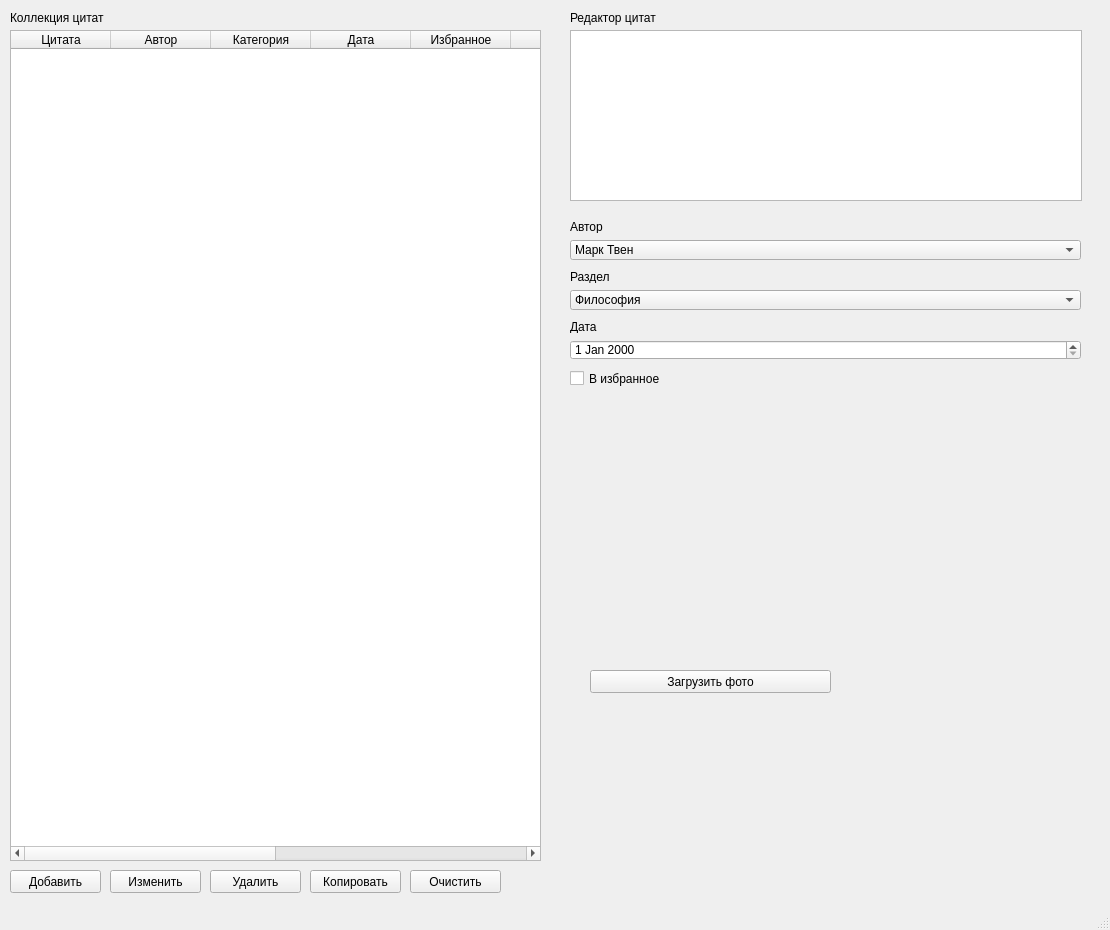
First picture: the form in ui_main.ui, repository romanwerki/QuoteCollection, before the edit.
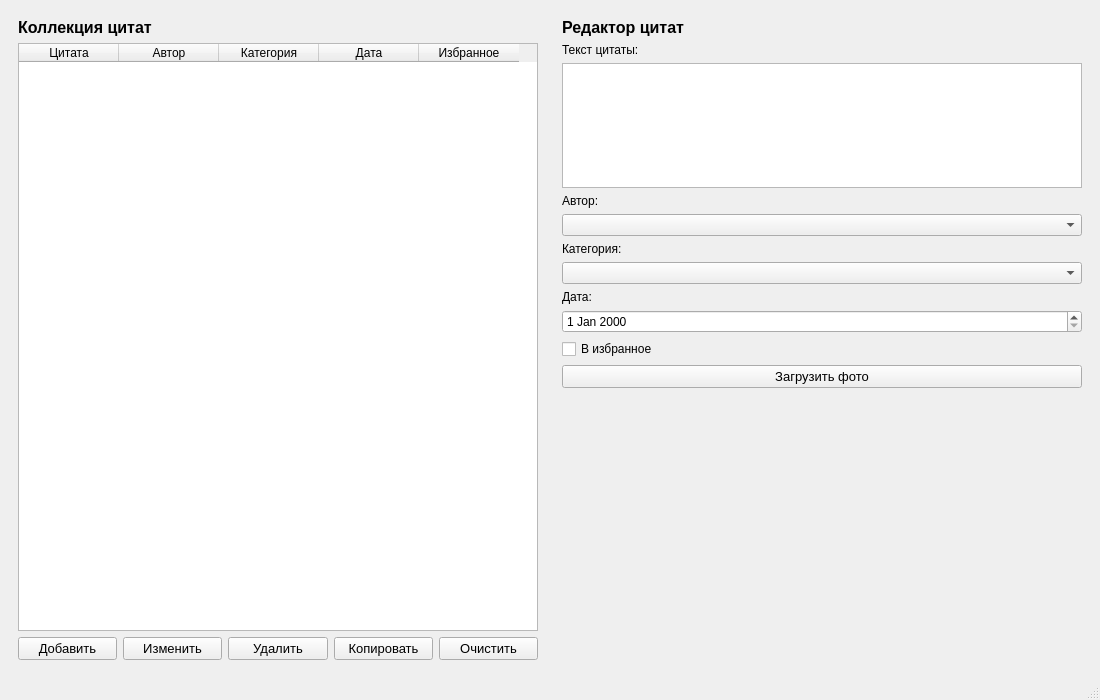
Second picture: the form after the edit.

Commit message: feat: рабочая версия приложения с CRUD, валидацией, QSS и layouts

```diff
--- a/ui_main.ui
+++ b/ui_main.ui
@@ -6,325 +6,253 @@
    <rect>
     <x>0</x>
     <y>0</y>
-    <width>1110</width>
-    <height>930</height>
+    <width>1100</width>
+    <height>700</height>
    </rect>
   </property>
   <property name="windowTitle">
    <string>MainWindow</string>
   </property>
   <widget class="QWidget" name="centralwidget">
-   <widget class="QTextEdit" name="te_text">
-    <property name="geometry">
-     <rect>
-      <x>570</x>
-      <y>30</y>
-      <width>512</width>
-      <height>171</height>
-     </rect>
-    </property>
-   </widget>
-   <widget class="QComboBox" name="cb_author">
-    <property name="geometry">
-     <rect>
-      <x>570</x>
-      <y>240</y>
-      <width>511</width>
-      <height>20</height>
-     </rect>
-    </property>
-    <property name="currentText">
-     <string extracomment="Фридрих Ницше">Марк Твен</string>
-    </property>
+   <layout class="QHBoxLayout" name="mainLayout">
     <item>
-     <property name="text">
-      <string>Марк Твен</string>
-     </property>
+     <widget class="QWidget" name="leftPanel">
+      <layout class="QVBoxLayout" name="leftLayout">
+       <item>
+        <widget class="QLabel" name="label_2">
+         <property name="text">
+          <string>Коллекция цитат</string>
+         </property>
+         <property name="font">
+          <font>
+           <pointsize>12</pointsize>
+           <weight>75</weight>
+           <bold>true</bold>
+          </font>
+         </property>
+        </widget>
+       </item>
+       <item>
+        <widget class="QTableWidget" name="table">
+         <property name="columnCount">
+          <number>5</number>
+         </property>
+         <column>
+          <property name="text">
+           <string>Цитата</string>
+          </property>
+         </column>
+         <column>
+          <property name="text">
+           <string>Автор</string>
+          </property>
+         </column>
+         <column>
+          <property name="text">
+           <string>Категория</string>
+          </property>
+         </column>
+         <column>
+          <property name="text">
+           <string>Дата</string>
+          </property>
+         </column>
+         <column>
+          <property name="text">
+           <string>Избранное</string>
+          </property>
+         </column>
+        </widget>
+       </item>
+       <item>
+        <layout class="QHBoxLayout" name="buttonLayout">
+         <item>
+          <widget class="QPushButton" name="btn_add">
+           <property name="text">
+            <string>Добавить</string>
+           </property>
+           <property name="font">
+            <font>
+             <pointsize>10</pointsize>
+            </font>
+           </property>
+          </widget>
+         </item>
+         <item>
+          <widget class="QPushButton" name="btn_edit">
+           <property name="text">
+            <string>Изменить</string>
+           </property>
+           <property name="font">
+            <font>
+             <pointsize>10</pointsize>
+            </font>
+           </property>
+          </widget>
+         </item>
+         <item>
+          <widget class="QPushButton" name="btn_delete">
+           <property name="text">
+            <string>Удалить</string>
+           </property>
+           <property name="font">
+            <font>
+             <pointsize>10</pointsize>
+            </font>
+           </property>
+          </widget>
+         </item>
+         <item>
+          <widget class="QPushButton" name="btn_copy">
+           <property name="text">
+            <string>Копировать</string>
+           </property>
+           <property name="font">
+            <font>
+             <pointsize>10</pointsize>
+            </font>
+           </property>
+          </widget>
+         </item>
+         <item>
+          <widget class="QPushButton" name="btn_clear">
+           <property name="text">
+            <string>Очистить</string>
+           </property>
+           <property name="font">
+            <font>
+             <pointsize>10</pointsize>
+            </font>
+           </property>
+          </widget>
+         </item>
+        </layout>
+       </item>
+      </layout>
+     </widget>
     </item>
     <item>
-     <property name="text">
-      <string>Сократ</string>
-     </property>
+     <widget class="QWidget" name="rightPanel">
+      <layout class="QVBoxLayout" name="rightLayout">
+       <item>
+        <widget class="QLabel" name="label">
+         <property name="text">
+          <string>Редактор цитат</string>
+         </property>
+         <property name="font">
+          <font>
+           <pointsize>12</pointsize>
+           <weight>75</weight>
+           <bold>true</bold>
+          </font>
+         </property>
+        </widget>
+       </item>
+       <item>
+        <widget class="QLabel" name="label_text">
+         <property name="text">
+          <string>Текст цитаты:</string>
+         </property>
+        </widget>
+       </item>
+       <item>
+        <widget class="QTextEdit" name="te_text">
+         <property name="maximumSize">
+          <size>
+           <width>16777215</width>
+           <height>150</height>
+          </size>
+         </property>
+        </widget>
+       </item>
+       <item>
+        <widget class="QLabel" name="label_3">
+         <property name="text">
+          <string>Автор:</string>
+         </property>
+        </widget>
+       </item>
+       <item>
+        <widget class="QComboBox" name="cb_author"/>
+       </item>
+       <item>
+        <widget class="QLabel" name="label_4">
+         <property name="text">
+          <string>Категория:</string>
+         </property>
+        </widget>
+       </item>
+       <item>
+        <widget class="QComboBox" name="cb_category"/>
+       </item>
+       <item>
+        <widget class="QLabel" name="label_5">
+         <property name="text">
+          <string>Дата:</string>
+         </property>
+        </widget>
+       </item>
+       <item>
+        <widget class="QDateEdit" name="de_date"/>
+       </item>
+       <item>
+        <widget class="QCheckBox" name="chk_favorite">
+         <property name="text">
+          <string>В избранное</string>
+         </property>
+        </widget>
+       </item>
+       <item>
+        <widget class="QPushButton" name="btn_load_image">
+         <property name="text">
+          <string>Загрузить фото</string>
+         </property>
+         <property name="font">
+          <font>
+           <pointsize>10</pointsize>
+          </font>
+         </property>
+        </widget>
+       </item>
+       <item>
+        <widget class="QLabel" name="lbl_portrait">
+         <property name="minimumSize">
+          <size>
+           <width>250</width>
+           <height>250</height>
+          </size>
+         </property>
+         <property name="maximumSize">
+          <size>
+           <width>250</width>
+           <height>250</height>
+          </size>
+         </property>
+         <property name="text">
+          <string/>
+         </property>
+         <property name="scaledContents">
+          <bool>true</bool>
+         </property>
+        </widget>
+       </item>
+       <item>
+        <spacer name="verticalSpacer">
+         <property name="orientation">
+          <enum>Qt::Vertical</enum>
+         </property>
+         <property name="sizeHint" stdset="0">
+          <size>
+           <width>20</width>
+           <height>40</height>
+          </size>
+         </property>
+        </spacer>
+       </item>
+      </layout>
+     </widget>
     </item>
-    <item>
-     <property name="text">
-      <string>Лев Толстой</string>
-     </property>
-    </item>
-   </widget>
-   <widget class="QCheckBox" name="chk_favorite">
-    <property name="geometry">
-     <rect>
-      <x>570</x>
-      <y>370</y>
-      <width>131</width>
-      <height>17</height>
-     </rect>
-    </property>
-    <property name="text">
-     <string>В избранное</string>
-    </property>
-   </widget>
-   <widget class="QDateEdit" name="de_date">
-    <property name="geometry">
-     <rect>
-      <x>570</x>
-      <y>340</y>
-      <width>511</width>
-      <height>20</height>
-     </rect>
-    </property>
-   </widget>
-   <widget class="QLabel" name="lbl_portrait">
-    <property name="geometry">
-     <rect>
-      <x>570</x>
-      <y>400</y>
-      <width>250</width>
-      <height>250</height>
-     </rect>
-    </property>
-    <property name="minimumSize">
-     <size>
-      <width>250</width>
-      <height>250</height>
-     </size>
-    </property>
-    <property name="maximumSize">
-     <size>
-      <width>250</width>
-      <height>250</height>
-     </size>
-    </property>
-    <property name="text">
-     <string/>
-    </property>
-    <property name="scaledContents">
-     <bool>true</bool>
-    </property>
-   </widget>
-   <widget class="QPushButton" name="btn_add">
-    <property name="geometry">
-     <rect>
-      <x>10</x>
-      <y>870</y>
-      <width>91</width>
-      <height>23</height>
-     </rect>
-    </property>
-    <property name="text">
-     <string>Добавить</string>
-    </property>
-   </widget>
-   <widget class="QPushButton" name="btn_edit">
-    <property name="geometry">
-     <rect>
-      <x>110</x>
-      <y>870</y>
-      <width>91</width>
-      <height>23</height>
-     </rect>
-    </property>
-    <property name="text">
-     <string>Изменить</string>
-    </property>
-   </widget>
-   <widget class="QPushButton" name="btn_delete">
-    <property name="geometry">
-     <rect>
-      <x>210</x>
-      <y>870</y>
-      <width>91</width>
-      <height>23</height>
-     </rect>
-    </property>
-    <property name="text">
-     <string>Удалить</string>
-    </property>
-   </widget>
-   <widget class="QPushButton" name="btn_load_image">
-    <property name="geometry">
-     <rect>
-      <x>590</x>
-      <y>670</y>
-      <width>241</width>
-      <height>23</height>
-     </rect>
-    </property>
-    <property name="text">
-     <string>Загрузить фото</string>
-    </property>
-   </widget>
-   <widget class="QPushButton" name="btn_clear">
-    <property name="geometry">
-     <rect>
-      <x>410</x>
-      <y>870</y>
-      <width>91</width>
-      <height>23</height>
-     </rect>
-    </property>
-    <property name="text">
-     <string>Очистить</string>
-    </property>
-   </widget>
-   <widget class="QTableWidget" name="table">
-    <property name="geometry">
-     <rect>
-      <x>10</x>
-      <y>30</y>
-      <width>531</width>
-      <height>831</height>
-     </rect>
-    </property>
-    <property name="columnCount">
-     <number>10</number>
-    </property>
-    <column>
-     <property name="text">
-      <string>Цитата</string>
-     </property>
-    </column>
-    <column>
-     <property name="text">
-      <string>Автор</string>
-     </property>
-    </column>
-    <column>
-     <property name="text">
-      <string>Категория</string>
-     </property>
-    </column>
-    <column>
-     <property name="text">
-      <string>Дата</string>
-     </property>
-    </column>
-    <column>
-     <property name="text">
-      <string>Избранное</string>
-     </property>
-    </column>
-    <column/>
-    <column/>
-    <column/>
-    <column/>
-    <column/>
-   </widget>
-   <widget class="QComboBox" name="cb_category">
-    <property name="geometry">
-     <rect>
-      <x>570</x>
-      <y>290</y>
-      <width>511</width>
-      <height>20</height>
-     </rect>
-    </property>
-    <property name="editable">
-     <bool>false</bool>
-    </property>
-    <property name="currentText">
-     <string extracomment="Сократ">Философия</string>
-    </property>
-    <item>
-     <property name="text">
-      <string>Философия</string>
-     </property>
-    </item>
-    <item>
-     <property name="text">
-      <string>Мотивация</string>
-     </property>
-    </item>
-    <item>
-     <property name="text">
-      <string>Юмор</string>
-     </property>
-    </item>
-    <item>
-     <property name="text">
-      <string>Другое</string>
-     </property>
-    </item>
-   </widget>
-   <widget class="QPushButton" name="btn_copy">
-    <property name="geometry">
-     <rect>
-      <x>310</x>
-      <y>870</y>
-      <width>91</width>
-      <height>23</height>
-     </rect>
-    </property>
-    <property name="text">
-     <string>Копировать</string>
-    </property>
-   </widget>
-   <widget class="QLabel" name="label">
-    <property name="geometry">
-     <rect>
-      <x>570</x>
-      <y>10</y>
-      <width>121</width>
-      <height>16</height>
-     </rect>
-    </property>
-    <property name="text">
-     <string>Редактор цитат</string>
-    </property>
-   </widget>
-   <widget class="QLabel" name="label_2">
-    <property name="geometry">
-     <rect>
-      <x>10</x>
-      <y>10</y>
-      <width>101</width>
-      <height>16</height>
-     </rect>
-    </property>
-    <property name="text">
-     <string>Коллекция цитат</string>
-    </property>
-   </widget>
-   <widget class="QLabel" name="label_3">
-    <property name="geometry">
-     <rect>
-      <x>570</x>
-      <y>220</y>
-      <width>47</width>
-      <height>13</height>
-     </rect>
-    </property>
-    <property name="text">
-     <string>Автор</string>
-    </property>
-   </widget>
-   <widget class="QLabel" name="label_4">
-    <property name="geometry">
-     <rect>
-      <x>570</x>
-      <y>270</y>
-      <width>47</width>
-      <height>13</height>
-     </rect>
-    </property>
-    <property name="text">
-     <string>Раздел</string>
-    </property>
-   </widget>
-   <widget class="QLabel" name="label_5">
-    <property name="geometry">
-     <rect>
-      <x>570</x>
-      <y>320</y>
-      <width>47</width>
-      <height>13</height>
-     </rect>
-    </property>
-    <property name="text">
-     <string>Дата</string>
-    </property>
-   </widget>
+   </layout>
   </widget>
   <widget class="QMenuBar" name="menubar">
    <property name="geometry">
```
Left out of the diff: 6 changed lines with no effect on the pictures. The commit also changes 1 other file.
